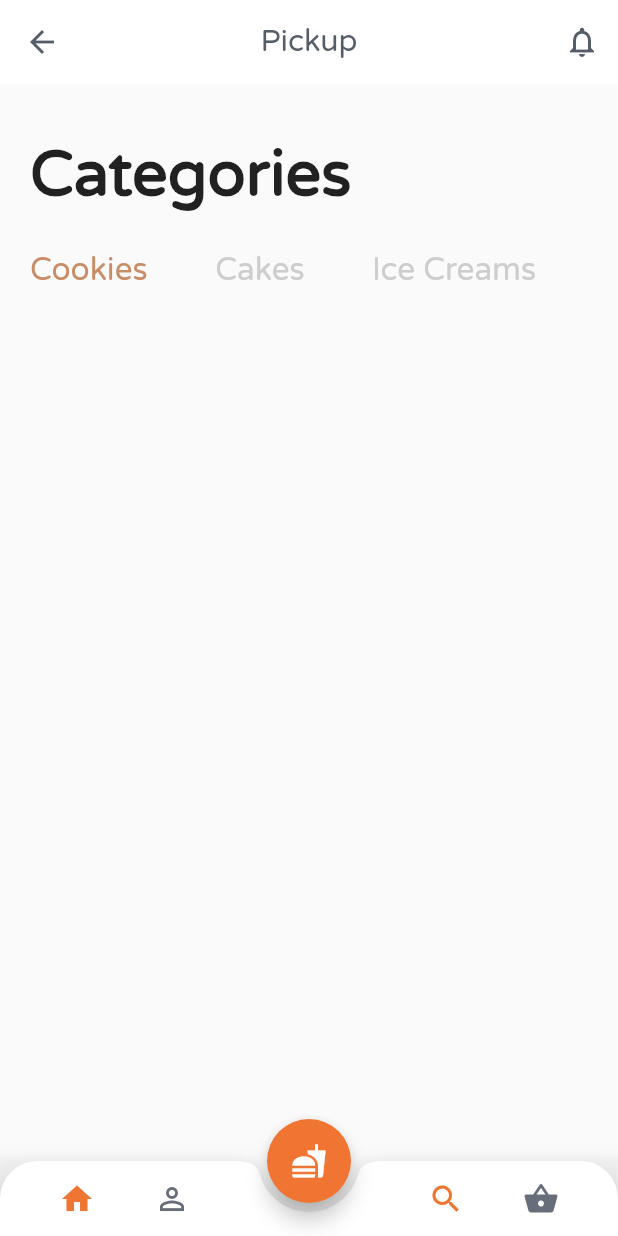
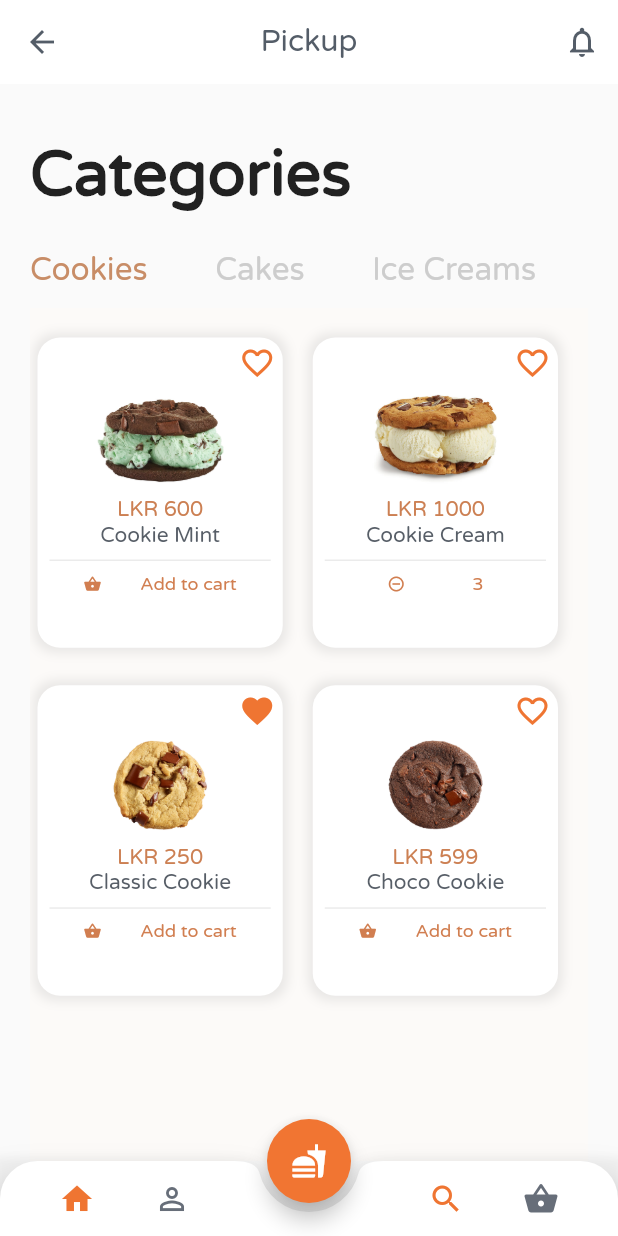
Before and after one commit to DulanjaliSenarathna/cookieshop, a Flutter app: the screen it shows after launch, on a phone screen of 412 x 824 dp. Run offline on Flutter 3.47's test engine with Material 2 defaults, Android fonts, the phone set to English and light mode, and no system bars.

Commit message:
Home page done

```diff
--- /dev/null
+++ b/lib/cookie_page.dart
@@ -0,0 +1,133 @@
+import 'package:flutter/material.dart';
+
+class CookiePage extends StatelessWidget {
+  @override
+  Widget build(BuildContext context) {
+    return Scaffold(
+      backgroundColor: Color(0xFFFCFAF8),
+      body: ListView(
+        children: <Widget>[
+          SizedBox(height: 15.0,),
+          Container(
+            padding: EdgeInsets.only(right: 15.0),
+            width: MediaQuery.of(context).size.width - 30.0,
+            height: MediaQuery.of(context).size.height - 50.0,
+            child: GridView.count(
+              crossAxisCount: 2,
+              primary: false,
+              crossAxisSpacing: 10.0,
+              mainAxisSpacing: 15.0,
+              childAspectRatio: 0.8,
+              children: <Widget>[
+                _buildCard('Cookie Mint', 'LKR 600', 'assets/cookiemint.jpg', false,false, context),
+                _buildCard('Cookie Cream', 'LKR 1000', 'assets/cookiecream.jpg', true,false, context),
+                _buildCard('Classic Cookie', 'LKR 250', 'assets/cookieclassic.jpg', false,true, context),
+                _buildCard('Choco Cookie', 'LKR 599', 'assets/cookiechoco.jpg', false,false, context),
+              ],
+            ),),
+          SizedBox(height: 15.0,)
+        ],
+      ),
+    );
+  }
+}
+
+Widget _buildCard(String name,String price, String imgPath, bool added, bool isFavourite,context){
+return Padding(
+  padding: EdgeInsets.only(top: 5.0,bottom: 5.0,left: 5.0,right: 5.0),
+  child: InkWell(
+    onTap: (){},
+    child: Container(
+      decoration: BoxDecoration(
+        borderRadius: BorderRadius.circular(15.0),
+        boxShadow: [
+          BoxShadow(
+            color: Colors.grey.withOpacity(0.2),
+            spreadRadius: 3.0,
+            blurRadius: 5.0
+          )
+        ],
+        color: Colors.white
+      ),
+      child: Column(
+        children: [
+          Padding(padding: EdgeInsets.all(5.0),
+            child: Row(
+              mainAxisAlignment: MainAxisAlignment.end,
+              children: [
+                isFavourite ? Icon(Icons.favorite, color: Color(0xFFEF7532)):Icon(Icons.favorite_border, color: Color(0xFFEF7532))
+              ]
+            ),
+          ),
+          Hero(
+            tag: imgPath,
+            child: Container(
+              height: 65.0,
+              decoration: BoxDecoration(
+                image: DecorationImage(
+                  image: AssetImage(imgPath),
+                  fit: BoxFit.contain
+                )
+              ),
+            ),
+          ),
+          SizedBox(height: 7.0,),
+          Text(price,
+          style: TextStyle(
+            color: Color(0xFFCC8053),
+            fontFamily: 'Varela',
+            fontSize: 14.0
+          ),
+          ),
+          Text(name,
+            style: TextStyle(
+                color: Color(0xFF575E67),
+                fontFamily: 'Varela',
+                fontSize: 14.0
+            ),
+          ),
+          Padding(padding: EdgeInsets.all(8.0),
+            child: Container(
+              color: Color(0xFFEBEBEB),
+              height: 1.0,
+            ),
+          ),
+          Padding(padding: EdgeInsets.only(left: 5.0, right: 5.0),
+          child: Row(
+            mainAxisAlignment: MainAxisAlignment.spaceEvenly,
+            children: [
+              if(!added) ...[
+                Icon(Icons.shopping_basket,
+                  color: Color(0xFFD17E50),
+                  size: 12.0,
+                ),
+                Text('Add to cart',
+                style: TextStyle(
+                  fontFamily: 'Varela',
+                  color: Color(0xFFD17E50),
+                  fontSize: 12.0
+                ),
+                )
+              ],
+              if(added) ...[
+                Icon(Icons.remove_circle_outline,
+                  color: Color(0xFFD17E50),
+                  size: 12.0,
+                ),
+                Text('3',
+                  style: TextStyle(
+                      fontFamily: 'Varela',
+                      color: Color(0xFFD17E50),
+                      fontSize: 12.0
+                  ),
+                )
+              ],
+            ],
+          ),
+          )
+        ],
+      ),
+    ),
+  ),
+);
+}
--- a/lib/main.dart
+++ b/lib/main.dart
@@ -1,4 +1,5 @@
 import 'package:cookieshop/bottom_bar.dart';
+import 'package:cookieshop/cookie_page.dart';
 import 'package:flutter/material.dart';
 
 void main() {
@@ -104,6 +105,18 @@ class _MyHomePageState extends State<MyHomePage> with SingleTickerProviderStateM
                 ),
               ),
             ],
+          ),
+          Container(
+            height: MediaQuery.of(context).size.height - 50.0,
+            width: double.infinity,
+            child: TabBarView(
+              controller: _tabController,
+              children: [
+                CookiePage(),
+                CookiePage(),
+                CookiePage()
+              ],
+            ),
           )
         ],
       ),
```
